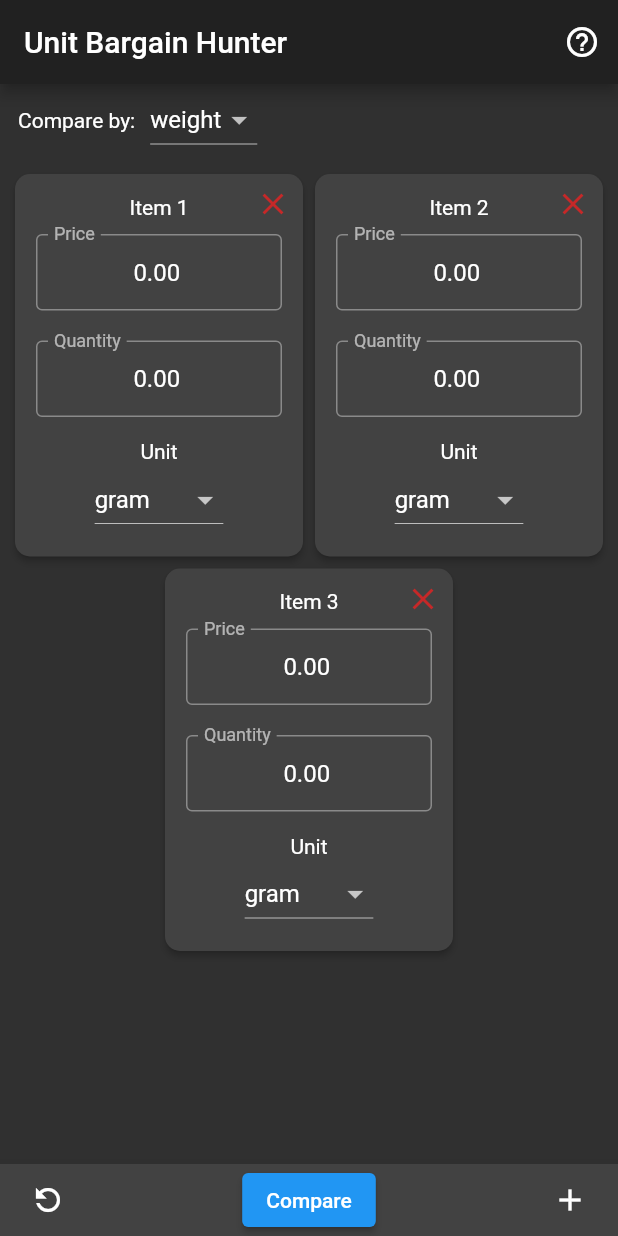
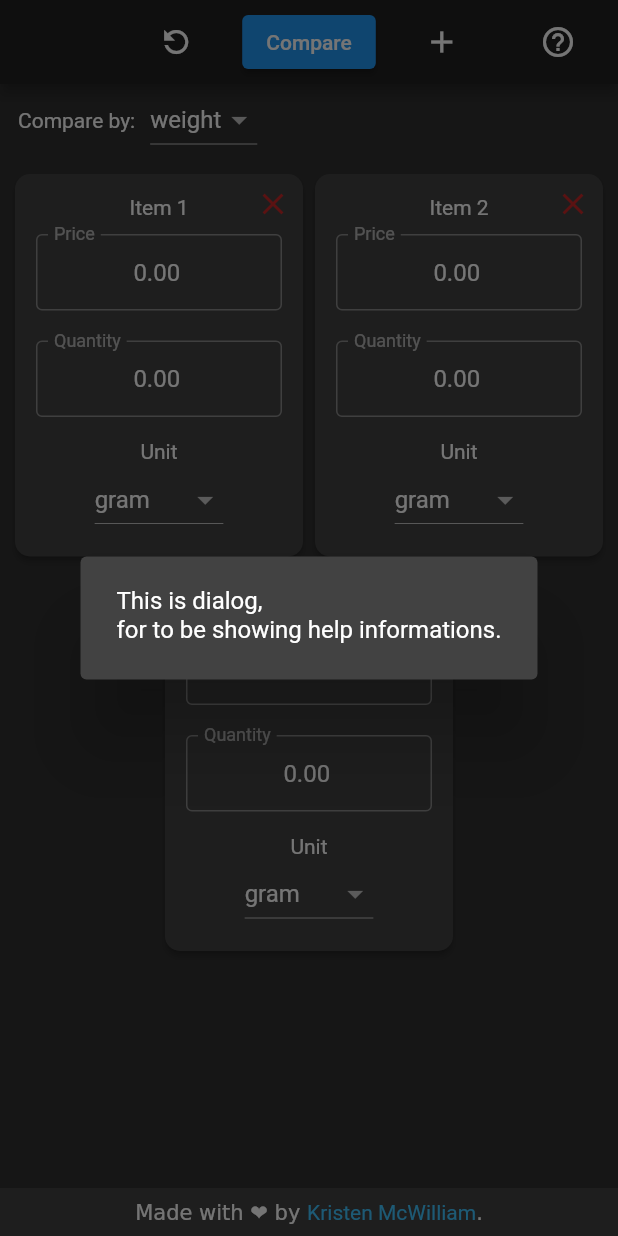
Before and after one commit to Merrit/unit_bargain_hunter, a Flutter app: the CalculatorPage screen opened directly, after a tap on the "add" icon, after a tap on the "help outline" icon, on a phone screen of 412 x 824 dp. Run offline on Flutter 3.47's test engine with Material 2 defaults, Android fonts, the phone set to English and light mode, and no system bars; our stand-ins replace bloc, equatable, flutter_bloc.

Commit message:
Improvements & refactor appbar

```diff
--- a/lib/presentation/calculator/pages/calculator_page.dart
+++ b/lib/presentation/calculator/pages/calculator_page.dart
@@ -1,4 +1,4 @@
-import 'dart:math' as math;
+import 'package:flutter/gestures.dart';
 import 'package:flutter_bloc/flutter_bloc.dart';
 import 'package:flutter/material.dart';
 import 'package:unit_bargain_hunter/application/calculator/cubit/calculator_cubit.dart';
@@ -7,41 +7,45 @@ import 'package:unit_bargain_hunter/domain/calculator/calculator.dart';
 import '../calculator.dart';
 
 class CalculatorPage extends StatelessWidget {
-  const CalculatorPage();
+  CalculatorPage();
+
+  final focusNode = FocusNode();
 
   @override
   Widget build(BuildContext context) {
     return SafeArea(
+      // GestureDetector & FocusNode allow clicking outside input areas in
+      // order to deselect them as expected on web & desktop platforms.
+      child: GestureDetector(
+        onTap: () => focusNode.requestFocus(),
+        child: FocusableActionDetector(
+          focusNode: focusNode,
           child: Scaffold(
-        appBar: _AppBar(),
+            appBar: CustomAppBar(),
             body: CalculatorView(),
             bottomNavigationBar: _BottomAppBar(),
+          ),
+        ),
       ),
     );
   }
 }
 
-class _AppBar extends StatelessWidget implements PreferredSizeWidget {
-  final preferredSize = Size.fromHeight(kToolbarHeight);
+class CalculatorView extends StatelessWidget {
+  final focusNode = FocusNode();
 
   @override
   Widget build(BuildContext context) {
-    return AppBar(
-      title: Text('Unit Bargain Hunter'),
-      actions: [
-        IconButton(
-          onPressed: () {},
-          icon: Icon(Icons.help_outline),
-        ),
-      ],
-    );
-  }
-}
-
-class CalculatorView extends StatelessWidget {
-  @override
-  Widget build(BuildContext context) {
-    return Column(
+    // GestureDetector & FocusNode allow clicking outside input areas in
+    // order to deselect them as expected on web & desktop platforms.
+    return GestureDetector(
+      onTap: () => focusNode.requestFocus(),
+      child: Focus(
+        focusNode: focusNode,
+        child: SizedBox(
+          width: double.infinity,
+          child: Column(
+            crossAxisAlignment: CrossAxisAlignment.start,
             children: [
               Padding(
                 padding: const EdgeInsets.only(
@@ -49,7 +53,7 @@ class CalculatorView extends StatelessWidget {
                   bottom: 8,
                 ),
                 child: Row(
-            mainAxisSize: MainAxisSize.max,
+                  mainAxisSize: MainAxisSize.min,
                   children: [
                     Text('Compare by:'),
                     const SizedBox(width: 10),
@@ -72,6 +76,9 @@ class CalculatorView extends StatelessWidget {
               ),
               ScrollingItemsList(),
             ],
+          ),
+        ),
+      ),
     );
   }
 }
@@ -117,27 +124,30 @@ class _BottomAppBar extends StatelessWidget {
   Widget build(BuildContext context) {
     return BottomAppBar(
       child: Padding(
-        padding: const EdgeInsets.symmetric(horizontal: 8),
-        child: Row(
-          mainAxisAlignment: MainAxisAlignment.spaceBetween,
+        padding: const EdgeInsets.symmetric(vertical: 8),
+        child: Column(
+          mainAxisSize: MainAxisSize.min,
           children: [
-            Transform(
-              alignment: Alignment.center,
-              transform: Matrix4.rotationY(math.pi),
-              child: IconButton(
-                onPressed: () => calcCubit.reset(),
-                icon: Icon(
-                  Icons.refresh,
+            RichText(
+              text: TextSpan(children: [
+                TextSpan(text: 'Made with ❤ by '),
+                TextSpan(
+                  text: 'Kristen McWilliam',
+                  style: TextStyle(color: Colors.lightBlueAccent),
+                  recognizer: TapGestureRecognizer()
+                    ..onTap = () {
+                      showDialog(
+                        context: context,
+                        builder: (context) {
+                          return AlertDialog(
+                            content: Text('This is dialog'),
+                          );
+                        },
+                      );
+                    },
                 ),
-              ),
-            ),
-            ElevatedButton(
-              onPressed: () => calcCubit.compare(),
-              child: Text('Compare'),
-            ),
-            IconButton(
-              onPressed: () => calcCubit.addItem(),
-              icon: Icon(Icons.add),
+                TextSpan(text: '.'),
+              ]),
             ),
           ],
         ),
--- /dev/null
+++ b/lib/presentation/calculator/widgets/custom_app_bar.dart
@@ -0,0 +1,67 @@
+import 'dart:math' as math;
+
+import 'package:flutter/material.dart';
+import 'package:unit_bargain_hunter/application/calculator/cubit/calculator_cubit.dart';
+
+class CustomAppBar extends StatelessWidget implements PreferredSizeWidget {
+  final preferredSize = Size.fromHeight(kToolbarHeight);
+
+  @override
+  Widget build(BuildContext context) {
+    return AppBar(
+      title: Row(
+        mainAxisAlignment: MainAxisAlignment.center,
+        children: [
+          // Hidden IconButton to maintain row's spacing.
+          Focus(
+            descendantsAreFocusable: false,
+            child: IconButton(
+              onPressed: () {},
+              icon: Icon(
+                Icons.hot_tub,
+                color: Colors.black.withOpacity(0),
+              ),
+            ),
+          ),
+          Spacer(),
+          Transform(
+            alignment: Alignment.center,
+            transform: Matrix4.rotationY(math.pi),
+            child: IconButton(
+              onPressed: () => calcCubit.reset(),
+              icon: Icon(
+                Icons.refresh,
+              ),
+            ),
+          ),
+          Padding(
+            padding: const EdgeInsets.symmetric(horizontal: 20),
+            child: ElevatedButton(
+              onPressed: () => calcCubit.compare(),
+              child: Text('Compare'),
+            ),
+          ),
+          IconButton(
+            onPressed: () => calcCubit.addItem(),
+            icon: Icon(Icons.add),
+          ),
+          Spacer(),
+          IconButton(
+            onPressed: () {
+              showDialog(
+                context: context,
+                builder: (context) {
+                  return AlertDialog(
+                    content: Text('This is dialog, \n'
+                        'for to be showing help informations.'),
+                  );
+                },
+              );
+            },
+            icon: Icon(Icons.help_outline),
+          ),
+        ],
+      ),
+    );
+  }
+}
--- a/lib/presentation/calculator/widgets/widgets.dart
+++ b/lib/presentation/calculator/widgets/widgets.dart
@@ -1 +1,2 @@
+export 'custom_app_bar.dart';
 export 'item_card.dart';
```
Lines whose indentation alone changed are shown as unchanged.
